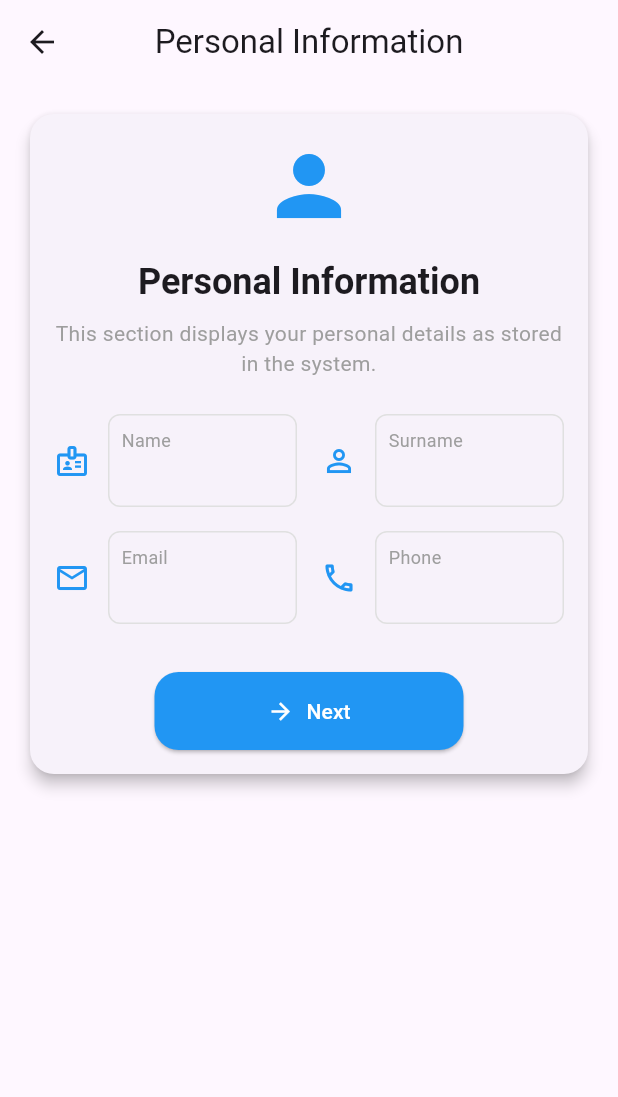
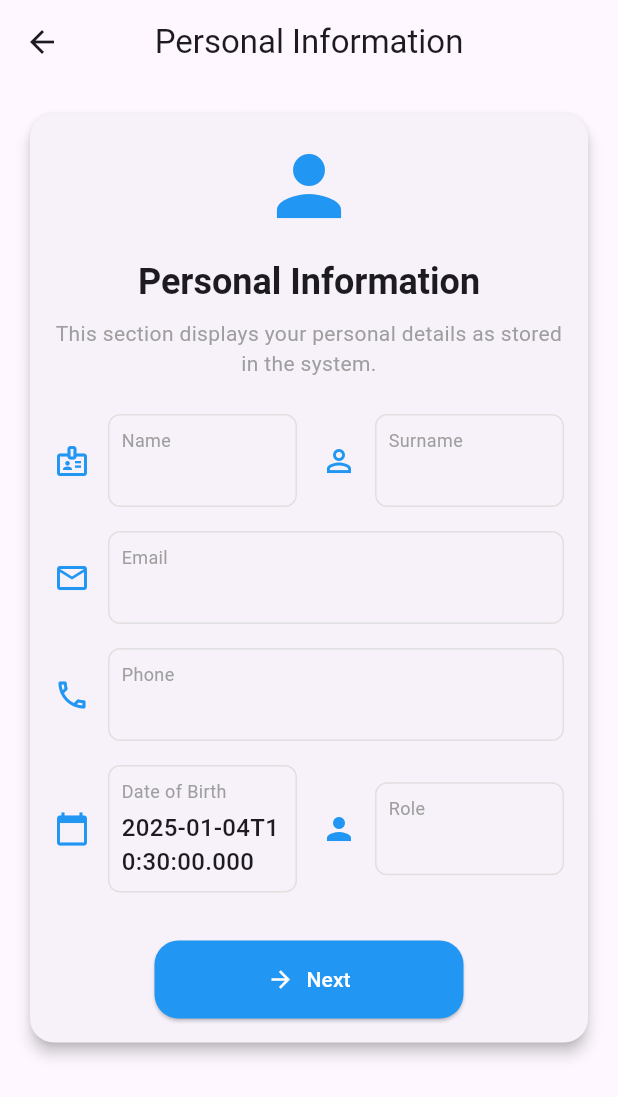
Before and after one commit to PedemonteGiacomo/ISYFIT, a Flutter app: the PersonalInformationScreen screen opened directly, on a phone screen of 412 x 824 dp. Shown: the top 1097 px of the screen. Run offline on Flutter 3.47's test engine with Material 3 defaults, Android fonts, the phone set to English and light mode, and no system bars; our stand-ins replace animated_text_kit, cloud_firestore, dropdown_button2, file_picker, firebase_auth, firebase_core and 2 more; missing offline and left inert: firebase_app_check, flutter_pdfview; accounts and stored records are empty.

Commit message:
Add intl package for date formatting and refactor medical questionnaire imports
Refine the questionnaire informations retrivial to include the role and datebirth to calculate it automatically when displaying it in the medical dashboard (could be useful for the PT to see the age directly in the dashboard of the client)

Better rendering of email, telephone in the personal information screen

Add a space between the personal trainer email input field to the button

```diff
--- a/lib/main.dart
+++ b/lib/main.dart
@@ -6,7 +6,7 @@ import 'package:firebase_app_check/firebase_app_check.dart';
 import 'firebase_options.dart';
 import 'screens/login_screen.dart';
 import 'screens/base_screen.dart';
-import 'screens/medical_questionnaire/questionnaire_screen.dart';
+import 'screens/medical_history/medical_questionnaire/questionnaire_screen.dart';
 import 'screens/medical_history/medical_history_screen.dart';
 
 void main() async {
--- a/lib/screens/medical_questionnaire/personal_information_screen.dart
+++ b/lib/screens/medical_history/medical_questionnaire/personal_information_screen.dart
@@ -17,6 +17,8 @@ class _PersonalInformationScreenState
   String? surname;
   String? email;
   String? phone;
+  String? dateOfBirth;
+  String? role;
 
   bool isLoading = true;
 
@@ -41,6 +43,8 @@ class _PersonalInformationScreenState
           name = data?['name'];
           surname = data?['surname'];
           phone = data?['phone'];
+          dateOfBirth = data?['dateOfBirth'];
+          role = data?['role'];
           isLoading = false;
         });
       }
@@ -124,16 +128,36 @@ class _PersonalInformationScreenState
                             child: _buildFieldWithIcon(
                             'Email', email ?? 'N/A', Icons.email_outlined),
                           ),
-                          const SizedBox(width: 16),
+                          ],
+                        ),
+                        const SizedBox(height: 16),
+                        const SizedBox(width: 16),
+                        Row(
+                          children: [
                           Expanded(
                             flex: 1,
                             child: _buildFieldWithIcon(
                             'Phone', phone ?? 'N/A', Icons.phone_outlined),
                           ),
-                          ],
-                        ),
-                        const SizedBox(height: 32),
-
+                        ],
+                      ),
+                      const SizedBox(height: 16),
+                      Row(
+                        children: [
+                          Expanded(
+                            flex: 1,
+                            child: _buildFieldWithIcon(
+                            'Date of Birth', dateOfBirth ?? 'N/A', Icons.calendar_today),
+                          ),
+                          const SizedBox(width: 16),
+                          Expanded(
+                            flex: 1,
+                            child: _buildFieldWithIcon(
+                            'Role', role ?? 'N/A', role == 'PT' ? Icons.medical_services : Icons.person),
+                          ),
+                        ],
+                      ),
+                      const SizedBox(height: 32),
                       // Next Button
                       SizedBox(
                         width: MediaQuery.of(context).size.width * 0.5, // 75% width button
@@ -147,6 +171,8 @@ class _PersonalInformationScreenState
                                     'surname': surname,
                                     'email': email,
                                     'phone': phone,
+                                    'dateOfBirth': dateOfBirth,
+                                    'role': role,
                                   }
                                 ),
                                 ),
--- a/lib/screens/medical_questionnaire/sleep_energy_screen.dart
+++ b/lib/screens/medical_history/medical_questionnaire/sleep_energy_screen.dart
@@ -108,7 +108,7 @@ class _SleepEnergyScreenState extends State<SleepEnergyScreen> {
                         onTimeSelected: (time) {
                           setState(() {
                             wakeTime = time;
-                            widget.data['wake_time'] = '${time.hour}:${time.minute}';
+                            widget.data['wake_time'] = '${time.format(context)}';
                           });
                         },
                       ),
--- a/lib/screens/registration_client_screen.dart
+++ b/lib/screens/registration_client_screen.dart
@@ -478,7 +478,7 @@ class _RegisterClientScreenState extends State<RegisterClientScreen> {
                         ],
                       ),
 
-// PT Email Field (conditionally shown)
+                      // PT Email Field (conditionally shown)
                       if (!isSolo)
                         TextField(
                           controller: _ptEmailController,
@@ -487,6 +487,7 @@ class _RegisterClientScreenState extends State<RegisterClientScreen> {
                             border: OutlineInputBorder(),
                           ),
                         ),
+                      const SizedBox(height: 16),
 
                       // Register Button
                       _isLoading
--- a/pubspec.yaml
+++ b/pubspec.yaml
@@ -47,6 +47,7 @@ dependencies:
   flutter_pdfview: ^1.4.0
   path_provider: ^2.1.5
   http: ^1.2.2
+  intl: ^0.20.1
 
 dev_dependencies:
   flutter_test:
```
Also changed, not shown: lib/screens/medical_history/medical_history_screen.dart (+34 -6 lines), lib/screens/medical_history/medical_questionnaire/final_submit_screen.dart (renamed from lib/screens/medical_questionnaire/final_submit_screen.dart), lib/screens/medical_history/medical_questionnaire/lifestyle_screen.dart (renamed from lib/screens/medical_questionnaire/lifestyle_screen.dart), lib/screens/medical_history/medical_questionnaire/physical_measurements_screen.dart (renamed from lib/screens/medical_questionnaire/physical_measurements_screen.dart), lib/screens/medical_history/medical_questionnaire/questionnaire_screen.dart (renamed from lib/screens/medical_questionnaire/questionnaire_screen.dart), lib/screens/medical_history/medical_questionnaire/training_goals_screen.dart (renamed from lib/screens/medical_questionnaire/training_goals_screen.dart), pubspec.lock.
